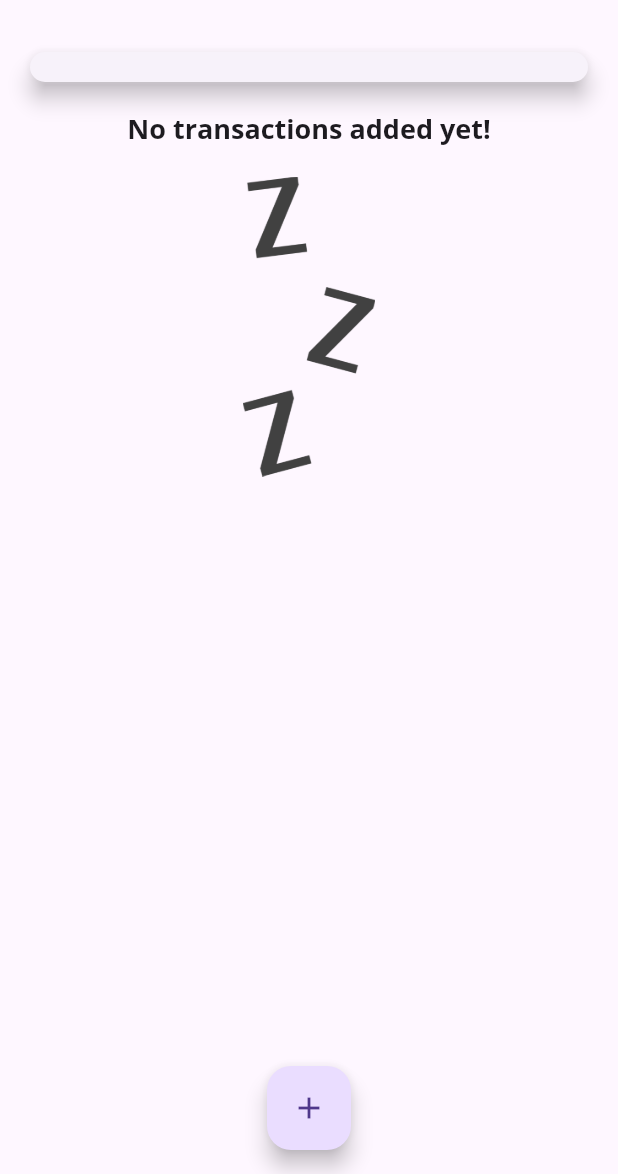
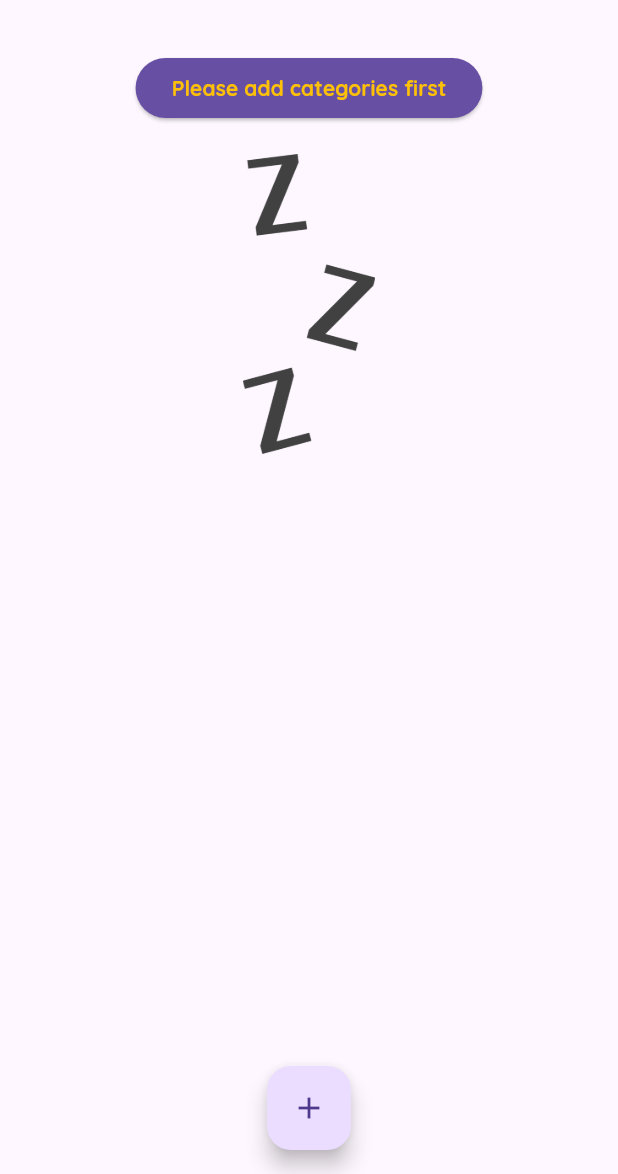
Before and after one commit to HombreOso/expenses_app, a Flutter app: the screen it shows once a user with an empty profile is signed in, on a phone screen of 412 x 824 dp, the part 62-1236 px from its top. Run offline on Flutter 3.47's test engine with Material 2 defaults, Android fonts, the phone set to English and light mode, and no system bars; drawn by our look-alikes of dropdown_button2; our stand-ins replace cloud_firestore, firebase_auth, firebase_core, firebase_database, firebase_messaging, image_picker; accounts and stored records are empty.

Commit message:
prompt user to add categories after signing up

```diff
--- a/lib/screens/expenses_screen.dart
+++ b/lib/screens/expenses_screen.dart
@@ -248,9 +248,13 @@ class _MyHomePageState extends State<MyHomePage> {
               // mainAxisAlignment: MainAxisAlignment.start,
               crossAxisAlignment: CrossAxisAlignment.stretch,
               children: <Widget>[
-                Chart(_currentMonthTransactions(
-                  loadedTransactions,
-                )),
+                loadedTransactions.where((tx) => tx.uid == uid).isEmpty
+                    ? SizedBox(
+                        height: 20,
+                      )
+                    : Chart(_currentMonthTransactions(
+                        loadedTransactions,
+                      )),
                 TransactionList(
                   _recentTransactions(
                     loadedTransactions,
--- a/lib/widgets/transaction_list.dart
+++ b/lib/widgets/transaction_list.dart
@@ -7,6 +7,7 @@ import 'package:flutter/material.dart';
 import 'package:flutter_complete_guide/widgets/new_transaction.dart';
 import 'package:intl/intl.dart';
 
+import '../models/category.dart';
 import '../models/transaction.dart';
 
 class TransactionList extends StatelessWidget {
@@ -30,6 +31,17 @@ class TransactionList extends StatelessWidget {
         );
       },
     );
+  }
+
+  Future<int> get numberOfCategories async {
+    final snapshot =
+        await FirebaseFirestore.instance.collection('categories').get();
+    final List<Category> loadedCategories = snapshot.docs
+        .map((doc) => Category.fromMap(doc.data()))
+        .toList()
+        .where((cat) => cat.uid == uid)
+        .toList();
+    return await loadedCategories.length;
   }
 
   Future<void> _updateNewTransaction(
@@ -91,10 +103,62 @@ class TransactionList extends StatelessWidget {
       child: transactions.isEmpty
           ? Column(
               children: <Widget>[
-                Text(
-                  'No transactions added yet!',
-                  style: Theme.of(context).textTheme.titleLarge,
-                ),
+                StreamBuilder<QuerySnapshot>(
+                    stream: FirebaseFirestore.instance
+                        .collection('categories')
+                        .orderBy('amount', descending: true)
+                        .snapshots(),
+                    builder: (ctx, snapshot) {
+                      if (snapshot.connectionState == ConnectionState.waiting) {
+                        return Center(
+                          child: CircularProgressIndicator(),
+                        );
+                      }
+
+                      final List<Category> loadedCategories = [];
+                      //try {
+                      final List<DocumentSnapshot<Map<String, dynamic>>>
+                          documents = snapshot.data!.docs
+                              .cast<DocumentSnapshot<Map<String, dynamic>>>();
+                      documents.forEach(
+                        (doc) {
+                          final category = Category.fromSnapshot(doc);
+                          loadedCategories.add(category);
+                        },
+                      );
+                      return loadedCategories
+                                  .where((categ) => categ.uid == uid)
+                                  .length !=
+                              0
+                          ? Text(
+                              'No transactions added yet!',
+                              style: Theme.of(context).textTheme.titleLarge,
+                            )
+                          : ElevatedButton(
+                              onPressed: () => Navigator.of(context)
+                                  .pushNamed('/categories'),
+                              child: Text(
+                                'Please add categories first',
+                                style: TextStyle(
+                                  fontWeight: FontWeight.bold,
+                                ),
+                              ),
+                              style: ButtonStyle(
+                                  foregroundColor: MaterialStateProperty.all(
+                                      Theme.of(context).secondaryHeaderColor),
+                                  backgroundColor: MaterialStateProperty.all(
+                                      Theme.of(context).primaryColor),
+                                  textStyle: MaterialStateProperty.all(
+                                      Theme.of(context)
+                                          .textTheme
+                                          .labelLarge!
+                                          .copyWith(color: Colors.white)),
+                                  // padding: MaterialStateProperty.all(
+                                  //   EdgeInsets.symmetric(horizontal: 10, vertical: 0),
+                                  // ),
+                                  alignment: Alignment.center),
+                            );
+                    }),
                 SizedBox(
                   height: 20,
                 ),
```
